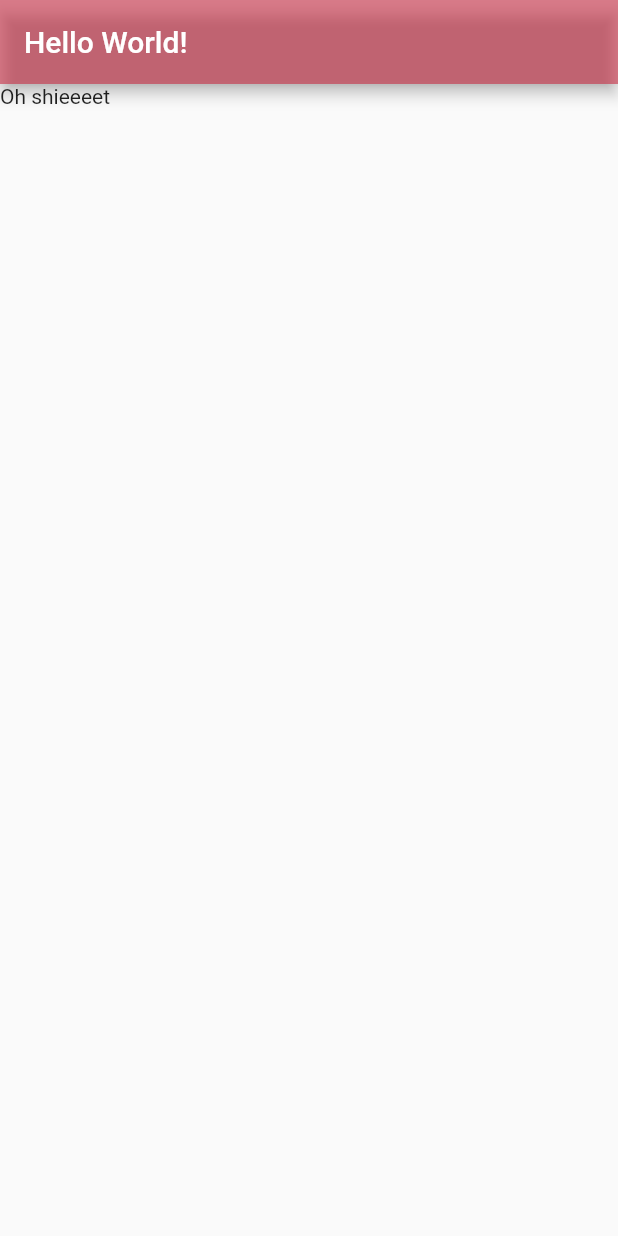
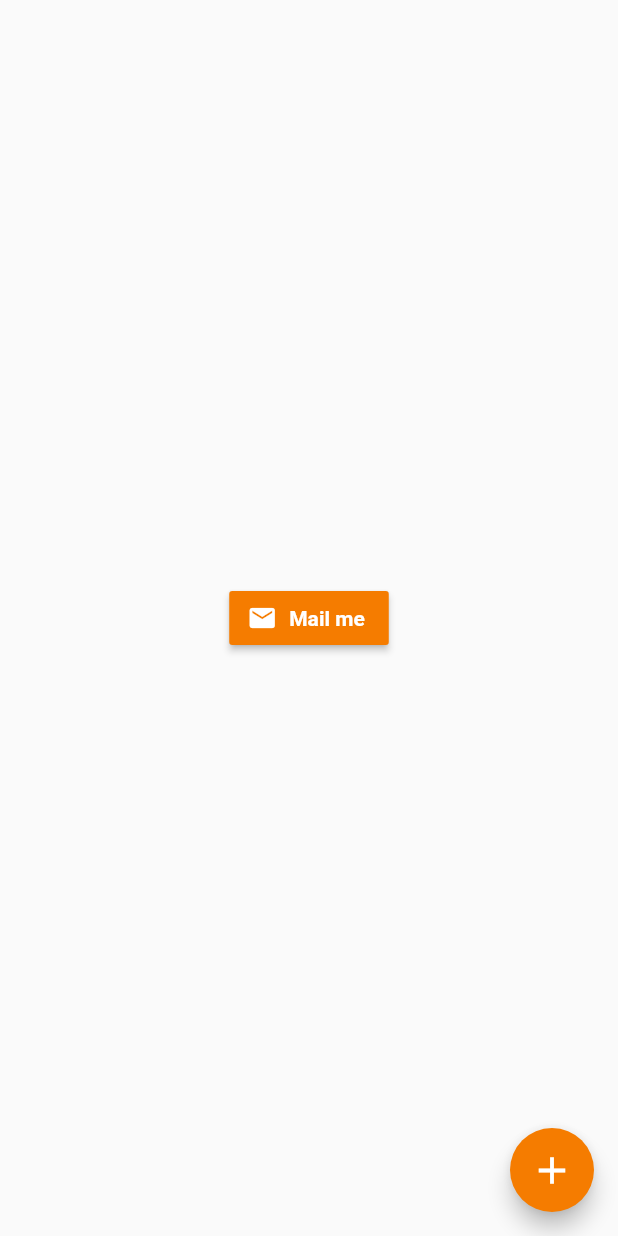
Before and after one commit to TenPetr/flutter-helloworld, a Flutter app: the screen it shows after launch, on a phone screen of 412 x 824 dp. Run offline on Flutter 3.47's test engine with Material 2 defaults, Android fonts, the phone set to English and light mode, and no system bars.

Commit message:
Added custom fonts, images, buttons

```diff
--- a/lib/main.dart
+++ b/lib/main.dart
@@ -1,18 +1,48 @@
+// Importing material design wrapper
 import 'package:flutter/material.dart';
 
-void main() => runApp(App());
+// Main function - runs after start, took root stateless widget as a parameter
+void main() => runApp(MaterialApp(home: Home()));
 
-class App extends StatelessWidget {
+class Home extends StatelessWidget {
   @override
   Widget build(BuildContext context) {
-    return MaterialApp(
-      home: Scaffold(
-        appBar: AppBar(
-          title: Text("Hello World!"),
-          backgroundColor: Color.fromARGB(154, 200, 45, 68),
+    return Scaffold(
+      body: Center(
+        child: RaisedButton.icon(
+          icon: Icon(
+            Icons.mail,
+            color: Colors.white,
+            size: 20,
+          ),
+          label: Text(
+            "Mail me",
+            style: TextStyle(
+                fontWeight: FontWeight.bold,
+                color: Colors.white,
+                fontFamily: "Roboto"),
+          ),
+          color: Colors.orange[700],
+          onPressed: () {
+            click();
+          },
         ),
-        body: Text("Oh shieeeet"),
+      ),
+      floatingActionButton: FloatingActionButton(
+        child: Icon(
+          Icons.add,
+          color: Colors.white,
+          size: 30,
+        ),
+        onPressed: () {
+          click();
+        },
+        backgroundColor: Colors.orange[700],
       ),
     );
   }
 }
+
+click() {
+  print("joo!");
+}
```
Also changed, not shown: pubspec.yaml (+9 -17 lines), 1 other file.
